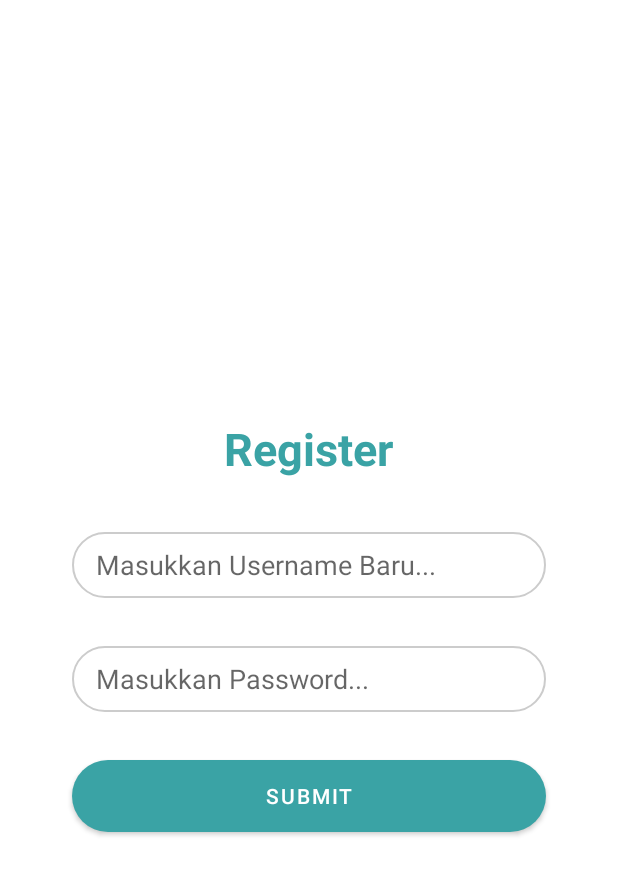
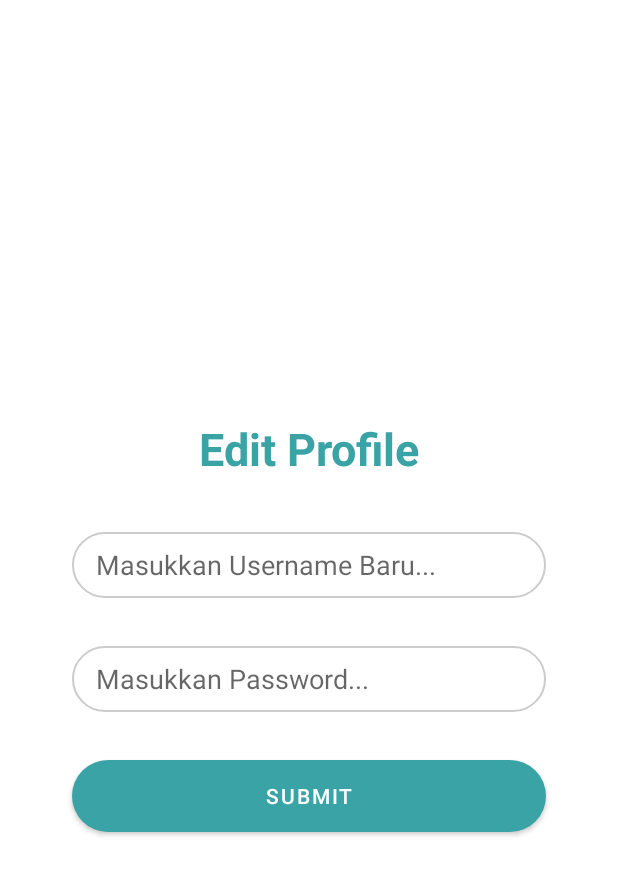
Before and after one commit to Marc723/E-Library, an Android app: the EditProfileActivity screen opened directly, with no data from a screen before it, on a phone screen of 412 x 824 dp. Shown: the top 875 px of the screen. Run offline under Robolectric (Android 15) with nearby library versions, the phone set to English and light mode, and no system bars; our stand-ins replace Firebase (no records; nobody signed in at launch, a user with empty details on screens opened directly).

Commit message:
Edit profile

```diff
--- a/app/src/main/res/layout/edit_profile.xml
+++ b/app/src/main/res/layout/edit_profile.xml
@@ -14,7 +14,7 @@
         android:layout_width="wrap_content"
         android:layout_height="wrap_content"
         android:layout_marginTop="10dp"
-        android:text="Register"
+        android:text="Edit Profile"
         android:textColor="@color/green"
         android:textSize="30sp"
         android:textStyle="bold" />
```
